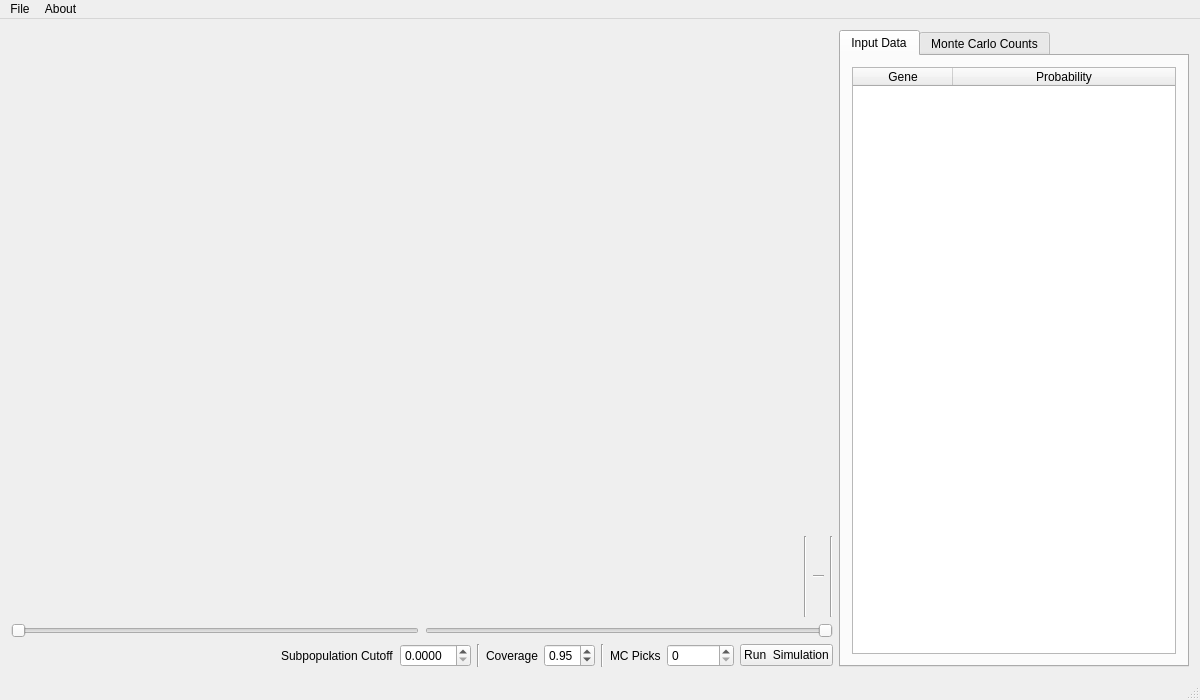
First picture: the form in mainwindow.ui, repository emptyewer/MALTA, before the edit.
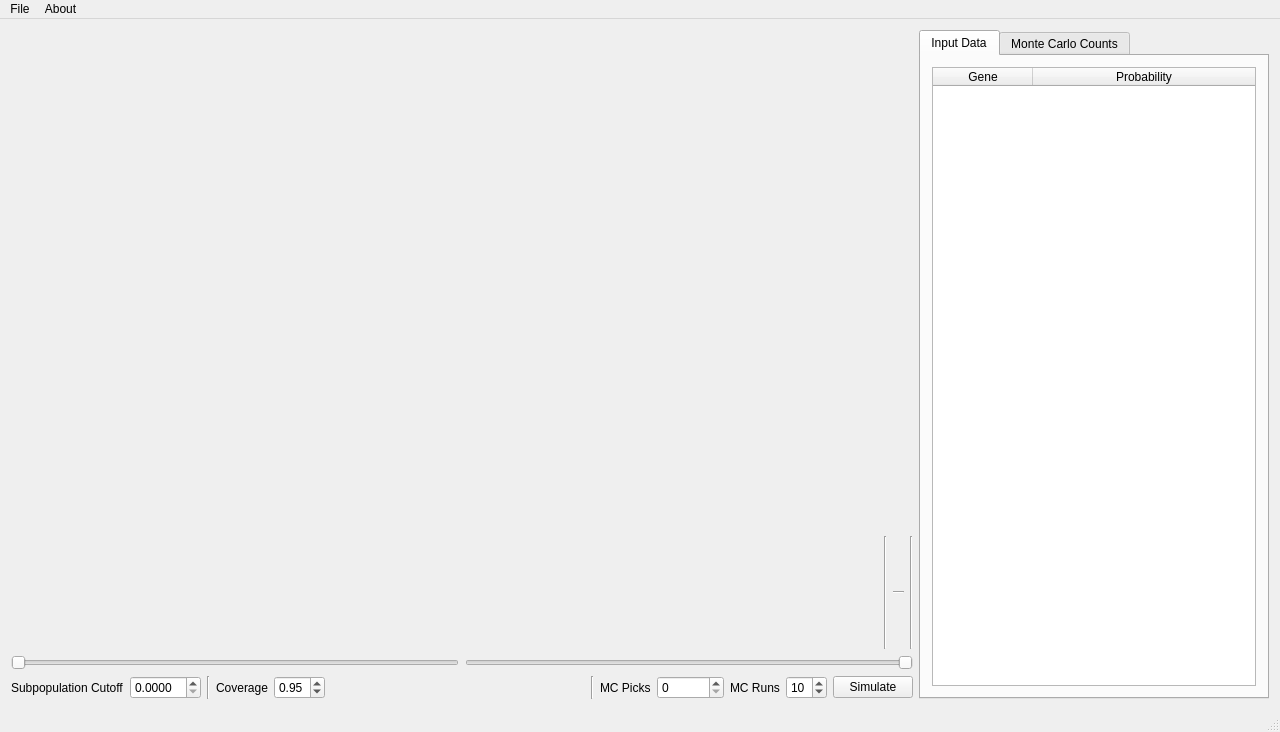
Second picture: the form after the edit. Custom widgets are drawn as their Qt base class.

Commit message: added user defined of MC runs

```diff
--- a/mainwindow.ui
+++ b/mainwindow.ui
@@ -6,20 +6,20 @@
    <rect>
     <x>0</x>
     <y>0</y>
-    <width>1200</width>
-    <height>700</height>
+    <width>1280</width>
+    <height>732</height>
    </rect>
   </property>
   <property name="minimumSize">
    <size>
-    <width>1200</width>
+    <width>1280</width>
     <height>700</height>
    </size>
   </property>
   <property name="maximumSize">
    <size>
-    <width>1200</width>
-    <height>726</height>
+    <width>1280</width>
+    <height>732</height>
    </size>
   </property>
   <property name="windowTitle">
@@ -204,19 +204,6 @@
       </item>
       <item>
        <layout class="QHBoxLayout" name="horizontalLayout">
-        <item>
-         <spacer name="horizontalSpacer">
-          <property name="orientation">
-           <enum>Qt::Horizontal</enum>
-          </property>
-          <property name="sizeHint" stdset="0">
-           <size>
-            <width>40</width>
-            <height>20</height>
-           </size>
-          </property>
-         </spacer>
-        </item>
         <item>
          <widget class="QLabel" name="label_2">
           <property name="text">
@@ -276,6 +263,19 @@
           </property>
          </widget>
         </item>
+        <item>
+         <spacer name="horizontalSpacer">
+          <property name="orientation">
+           <enum>Qt::Horizontal</enum>
+          </property>
+          <property name="sizeHint" stdset="0">
+           <size>
+            <width>40</width>
+            <height>20</height>
+           </size>
+          </property>
+         </spacer>
+        </item>
         <item>
          <widget class="Line" name="line">
           <property name="orientation">
@@ -297,13 +297,30 @@
           </property>
          </widget>
         </item>
+        <item>
+         <widget class="QLabel" name="label_4">
+          <property name="text">
+           <string>MC Runs</string>
+          </property>
+         </widget>
+        </item>
+        <item>
+         <widget class="QSpinBox" name="runs">
+          <property name="minimum">
+           <number>1</number>
+          </property>
+          <property name="value">
+           <number>10</number>
+          </property>
+         </widget>
+        </item>
         <item>
          <widget class="QPushButton" name="simulate">
           <property name="enabled">
            <bool>true</bool>
           </property>
           <property name="text">
-           <string>Run  Simulation</string>
+           <string>Simulate</string>
           </property>
          </widget>
         </item>
@@ -394,7 +411,7 @@
     <rect>
      <x>0</x>
      <y>0</y>
-     <width>1200</width>
+     <width>1280</width>
      <height>22</height>
     </rect>
    </property>
```
The commit also changes 2 other files.
